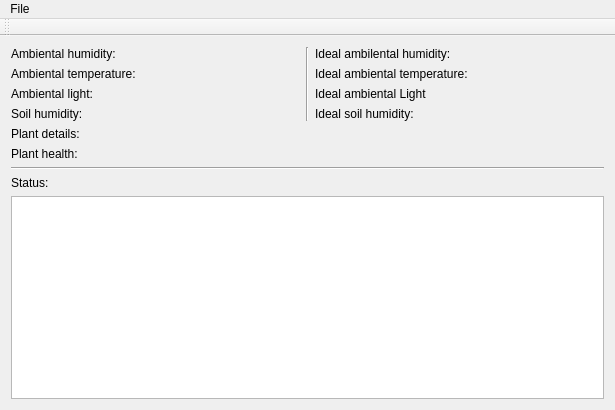
Qt form ServerApp/mainwindow.ui (alexionita95/CommProto) before a commit.
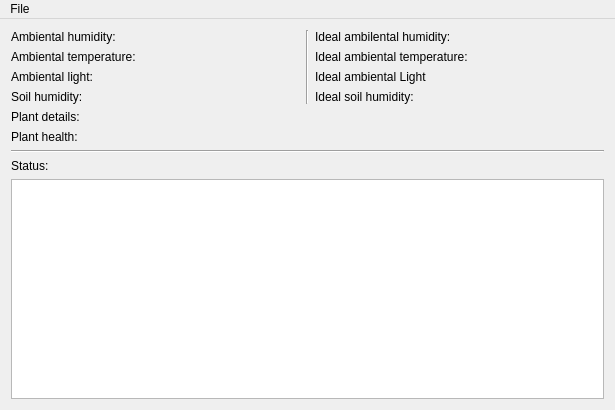
The same form after that commit.

```diff
--- a/ServerApp/mainwindow.ui
+++ b/ServerApp/mainwindow.ui
@@ -155,14 +155,6 @@
    </widget>
    <addaction name="menuFile"/>
   </widget>
-  <widget class="QToolBar" name="mainToolBar">
-   <attribute name="toolBarArea">
-    <enum>TopToolBarArea</enum>
-   </attribute>
-   <attribute name="toolBarBreak">
-    <bool>false</bool>
-   </attribute>
-  </widget>
   <action name="actionLoad_configuration_file">
    <property name="text">
     <string>Load configuration file</string>
```
Left out of the diff: 6 changed lines with no effect on the pictures.
